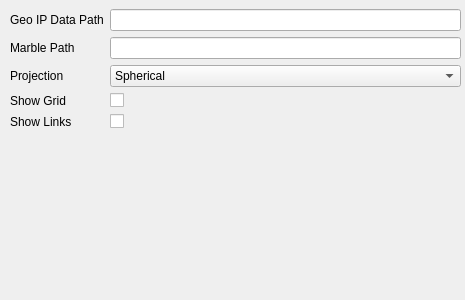
Above: FriendMapConfigPage.ui from chozabu/FriendMap before the change. Below: the same form after it.
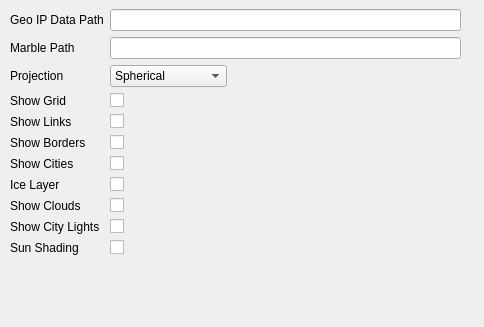
That is the form after the change.

Commit message: Added options for sun shading, clouds, citys, borders, etc. Enabled persistant storage of settings

Patch:
```diff
--- a/FriendMapConfigPage.ui
+++ b/FriendMapConfigPage.ui
@@ -6,8 +6,8 @@
    <rect>
     <x>0</x>
     <y>0</y>
-    <width>465</width>
-    <height>300</height>
+    <width>484</width>
+    <height>327</height>
    </rect>
   </property>
   <property name="windowTitle">
@@ -19,10 +19,13 @@
      <x>10</x>
      <y>9</y>
      <width>451</width>
-     <height>181</height>
+     <height>311</height>
     </rect>
    </property>
    <layout class="QFormLayout" name="formLayout">
+    <property name="fieldGrowthPolicy">
+     <enum>QFormLayout::ExpandingFieldsGrow</enum>
+    </property>
     <item row="0" column="0">
      <widget class="QLabel" name="label">
       <property name="text">
@@ -30,6 +33,9 @@
       </property>
      </widget>
     </item>
+    <item row="0" column="1">
+     <widget class="QLineEdit" name="geoip_path_line"/>
+    </item>
     <item row="1" column="0">
      <widget class="QLabel" name="label_2">
       <property name="text">
@@ -37,8 +43,8 @@
       </property>
      </widget>
     </item>
-    <item row="0" column="1">
-     <widget class="QLineEdit" name="geoip_path_line"/>
+    <item row="1" column="1">
+     <widget class="QLineEdit" name="marble_path_line"/>
     </item>
     <item row="2" column="0">
      <widget class="QLabel" name="projectionLabel">
@@ -66,23 +72,6 @@
       </item>
      </widget>
     </item>
-    <item row="1" column="1">
-     <widget class="QLineEdit" name="marble_path_line"/>
-    </item>
-    <item row="3" column="1">
-     <widget class="QCheckBox" name="show_grid">
-      <property name="text">
-       <string/>
-      </property>
-     </widget>
-    </item>
-    <item row="4" column="1">
-     <widget class="QCheckBox" name="show_links">
-      <property name="text">
-       <string/>
-      </property>
-     </widget>
-    </item>
     <item row="3" column="0">
      <widget class="QLabel" name="label_3">
       <property name="text">
@@ -90,6 +79,13 @@
       </property>
      </widget>
     </item>
+    <item row="3" column="1">
+     <widget class="QCheckBox" name="show_grid">
+      <property name="text">
+       <string/>
+      </property>
+     </widget>
+    </item>
     <item row="4" column="0">
      <widget class="QLabel" name="label_4">
       <property name="text">
@@ -97,6 +93,97 @@
       </property>
      </widget>
     </item>
+    <item row="4" column="1">
+     <widget class="QCheckBox" name="show_links">
+      <property name="text">
+       <string/>
+      </property>
+     </widget>
+    </item>
+    <item row="5" column="0">
+     <widget class="QLabel" name="label_5">
+      <property name="text">
+       <string>Show Borders</string>
+      </property>
+     </widget>
+    </item>
+    <item row="5" column="1">
+     <widget class="QCheckBox" name="show_borders">
+      <property name="text">
+       <string/>
+      </property>
+     </widget>
+    </item>
+    <item row="6" column="0">
+     <widget class="QLabel" name="label_6">
+      <property name="text">
+       <string>Show Cities</string>
+      </property>
+     </widget>
+    </item>
+    <item row="6" column="1">
+     <widget class="QCheckBox" name="show_cities">
+      <property name="text">
+       <string/>
+      </property>
+     </widget>
+    </item>
+    <item row="7" column="0">
+     <widget class="QLabel" name="label_7">
+      <property name="text">
+       <string>Ice Layer</string>
+      </property>
+     </widget>
+    </item>
+    <item row="7" column="1">
+     <widget class="QCheckBox" name="show_ice_layer">
+      <property name="text">
+       <string/>
+      </property>
+     </widget>
+    </item>
+    <item row="8" column="0">
+     <widget class="QLabel" name="label_8">
+      <property name="text">
+       <string>Show Clouds</string>
+      </property>
+     </widget>
+    </item>
+    <item row="8" column="1">
+     <widget class="QCheckBox" name="show_clouds">
+      <property name="text">
+       <string/>
+      </property>
+     </widget>
+    </item>
+    <item row="9" column="0">
+     <widget class="QLabel" name="label_9">
+      <property name="text">
+       <string>Show City Lights</string>
+      </property>
+     </widget>
+    </item>
+    <item row="9" column="1">
+     <widget class="QCheckBox" name="show_city_lights">
+      <property name="text">
+       <string/>
+      </property>
+     </widget>
+    </item>
+    <item row="10" column="1">
+     <widget class="QCheckBox" name="show_sun_shading">
+      <property name="text">
+       <string/>
+      </property>
+     </widget>
+    </item>
+    <item row="10" column="0">
+     <widget class="QLabel" name="label_10">
+      <property name="text">
+       <string>Sun Shading</string>
+      </property>
+     </widget>
+    </item>
    </layout>
   </widget>
  </widget>
```
The commit also changes 4 other files.
